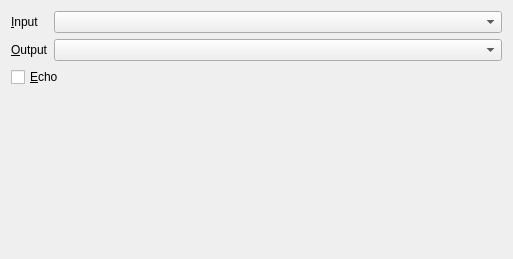
Qt form app/forms/devices_settings.ui (slobodsky/mutra) before a commit.
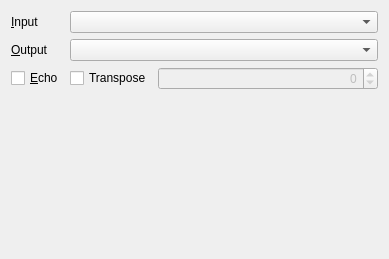
The same form after that commit.

What changed in the file:
```diff
--- a/app/forms/devices_settings.ui
+++ b/app/forms/devices_settings.ui
@@ -6,14 +6,37 @@
    <rect>
     <x>0</x>
     <y>0</y>
-    <width>513</width>
+    <width>389</width>
     <height>259</height>
    </rect>
   </property>
   <property name="windowTitle">
    <string>Devices</string>
   </property>
-  <layout class="QGridLayout" name="gridLayout" columnstretch="0,1">
+  <layout class="QGridLayout" name="gridLayout" columnstretch="0,0,1">
+   <item row="1" column="0">
+    <widget class="QLabel" name="label_2">
+     <property name="text">
+      <string>&amp;Output</string>
+     </property>
+     <property name="buddy">
+      <cstring>MIDIOutput</cstring>
+     </property>
+    </widget>
+   </item>
+   <item row="2" column="0">
+    <widget class="QCheckBox" name="MIDIEcho">
+     <property name="enabled">
+      <bool>true</bool>
+     </property>
+     <property name="toolTip">
+      <string>Send MIDI events from the input to the output</string>
+     </property>
+     <property name="text">
+      <string>&amp;Echo</string>
+     </property>
+    </widget>
+   </item>
    <item row="0" column="0">
     <widget class="QLabel" name="label">
      <property name="text">
@@ -24,36 +47,42 @@
      </property>
     </widget>
    </item>
-   <item row="1" column="1">
+   <item row="2" column="1">
+    <widget class="QCheckBox" name="Transpose">
+     <property name="toolTip">
+      <string>Transpose all notes from the input device (before echo or/and aplication)</string>
+     </property>
+     <property name="text">
+      <string>Transpose</string>
+     </property>
+    </widget>
+   </item>
+   <item row="2" column="2">
+    <widget class="QSpinBox" name="Halftones">
+     <property name="enabled">
+      <bool>false</bool>
+     </property>
+     <property name="toolTip">
+      <string>Value of the transposition in halftones (negative values make sound lower)</string>
+     </property>
+     <property name="alignment">
+      <set>Qt::AlignRight|Qt::AlignTrailing|Qt::AlignVCenter</set>
+     </property>
+     <property name="minimum">
+      <number>-127</number>
+     </property>
+     <property name="maximum">
+      <number>127</number>
+     </property>
+    </widget>
+   </item>
+   <item row="1" column="1" colspan="2">
     <widget class="QComboBox" name="MIDIOutput"/>
    </item>
-   <item row="2" column="0" colspan="2">
-    <widget class="QCheckBox" name="MIDIEcho">
-     <property name="enabled">
-      <bool>true</bool>
-     </property>
-     <property name="toolTip">
-      <string>Send MIDI events from the input to the output</string>
-     </property>
-     <property name="text">
-      <string>&amp;Echo</string>
-     </property>
-    </widget>
-   </item>
-   <item row="1" column="0">
-    <widget class="QLabel" name="label_2">
-     <property name="text">
-      <string>&amp;Output</string>
-     </property>
-     <property name="buddy">
-      <cstring>MIDIOutput</cstring>
-     </property>
-    </widget>
-   </item>
-   <item row="0" column="1">
+   <item row="0" column="1" colspan="2">
     <widget class="QComboBox" name="MIDIInput"/>
    </item>
-   <item row="3" column="0" colspan="2">
+   <item row="3" column="0" colspan="3">
     <spacer name="verticalSpacer">
      <property name="orientation">
       <enum>Qt::Vertical</enum>
```
Left out of the diff: 19 changed lines with no effect on the pictures.
